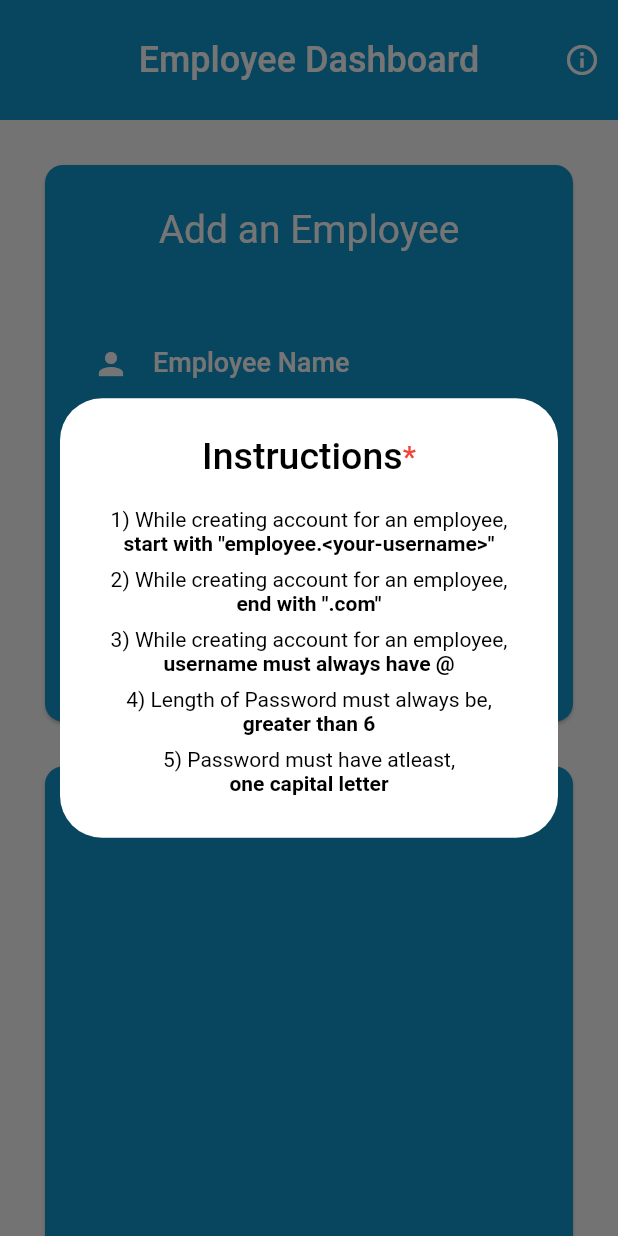
After one commit to saadbhaldar1212/Project-Guestify, a Flutter app: the EmployeeDashboard screen opened directly, after a tap on "Create", after a tap on the "info outline" icon, on a phone screen of 412 x 824 dp. The commit adds this screen. Run offline on Flutter 3.47's test engine with Material 2 defaults, Android fonts, the phone set to English and light mode, and no system bars; drawn by our look-alikes of firebase_database; our stand-ins replace firebase_auth, firebase_core, fluttertoast; accounts and stored records are empty; project files that could hold a hidden picture were left out.

Commit message:
Employee section done
- Go for seats/event section

```diff
--- a/lib/dashboard/bottomappbar_pages/employee_dashboard.dart
+++ b/lib/dashboard/bottomappbar_pages/employee_dashboard.dart
@@ -2,8 +2,9 @@ import 'package:firebase_auth/firebase_auth.dart';
 import 'package:firebase_database/firebase_database.dart';
 import 'package:firebase_database/ui/firebase_animated_list.dart';
 import 'package:flutter/material.dart';
-import 'package:guestify/utils/simple_dialog.dart';
 import 'package:guestify/utils/utility.dart';
+
+import '../../utils/simple_dialog/for_employee_dashboard.dart';
 
 class EmployeeDashboard extends StatefulWidget {
   const EmployeeDashboard({super.key, required this.title});
@@ -22,6 +23,37 @@ class _EmployeeDashboardState extends State<EmployeeDashboard> {
 
   final database = FirebaseDatabase.instance.ref();
   final FirebaseAuth _auth = FirebaseAuth.instance;
+
+  Future empSignIn() async {
+    showDialog(
+      context: context,
+      builder: (context) => const Center(
+        child: CircularProgressIndicator(),
+      ),
+    );
+
+    await _auth.createUserWithEmailAndPassword(
+      email: empName.text.trim(),
+      password: empPass.text.trim(),
+    );
+
+    // ignore: use_build_context_synchronously
+    Navigator.of(context).pop();
+  }
+
+  circularProgressionForEmployeeData() {
+    showDialog(
+      context: context,
+      builder: (context) => const Center(child: CircularProgressIndicator()),
+    );
+  }
+
+  @override
+  void dispose() {
+    super.dispose();
+    empName.dispose();
+    empPass.dispose();
+  }
 
   final FocusNode unitCodeCtrlFocusNode = FocusNode();
 
@@ -43,6 +75,17 @@ class _EmployeeDashboardState extends State<EmployeeDashboard> {
             fontSize: 24,
           ),
         ),
+        actions: [
+          IconButton(
+            onPressed: (() {
+              showDialog(
+                  context: context,
+                  builder: (context) =>
+                      const SimpleDialogForEmployeeDashboard());
+            }),
+            icon: const Icon(Icons.info_outline),
+          )
+        ],
       ),
       body: SingleChildScrollView(
         child: Column(
@@ -85,6 +128,9 @@ class _EmployeeDashboardState extends State<EmployeeDashboard> {
                                   keyboardType: TextInputType.emailAddress,
                                   autofocus: false,
                                   decoration: const InputDecoration(
+                                    errorStyle: TextStyle(
+                                      fontSize: 13,
+                                    ),
                                     contentPadding: EdgeInsets.all(20),
                                     prefixIcon: Icon(
                                       Icons.person,
@@ -99,6 +145,10 @@ class _EmployeeDashboardState extends State<EmployeeDashboard> {
                                       return 'Enter Employee Name';
                                     } else if (!value.contains('@')) {
                                       return 'Enter valid email address';
+                                    } else if (!value.startsWith('employee.')) {
+                                      return 'Create account using given instructions';
+                                    } else if (!value.endsWith('.com')) {
+                                      return 'Username should end with ".com"';
                                     }
                                     return null;
                                   },
@@ -117,6 +167,9 @@ class _EmployeeDashboardState extends State<EmployeeDashboard> {
                                   keyboardType: TextInputType.visiblePassword,
                                   autofocus: false,
                                   decoration: const InputDecoration(
+                                    errorStyle: TextStyle(
+                                      fontSize: 13,
+                                    ),
                                     prefixIcon: Icon(
                                       Icons.lock,
                                       color: Colors.white,
@@ -132,6 +185,10 @@ class _EmployeeDashboardState extends State<EmployeeDashboard> {
                                       return 'Employee Password';
                                     } else if (value.length < 6) {
                                       return 'Minimum length of password should be 6';
+                                    } else if (!value.contains(
+                                      RegExp(r'[A-Z]'),
+                                    )) {
+                                      return 'Password should contain atleast one Capital letter';
                                     }
                                     return null;
                                   },
@@ -142,17 +199,19 @@ class _EmployeeDashboardState extends State<EmployeeDashboard> {
                                 child: ElevatedButton(
                                   onPressed: (() {
                                     if (_formKey.currentState!.validate()) {
-                                      _auth
-                                          .createUserWithEmailAndPassword(
-                                              email: empName.text,
-                                              password: empPass.text)
-                                          .then((value) {
+                                      empSignIn().then((value) {
                                         empRef.push().set({
                                           "Employee Name": empName.text,
                                           "Employee Password": empPass.text
                                         });
                                         Utils().toastMessage(
                                             'Data inserted successfully');
+                                        empName.clear();
+                                        empPass.clear();
+                                        FocusScope.of(context)
+                                            .requestFocus(FocusNode());
+                                      }).onError((error, stackTrace) {
+                                        Utils().toastMessage(error.toString());
                                         empName.clear();
                                         empPass.clear();
                                         FocusScope.of(context)
@@ -175,6 +234,8 @@ class _EmployeeDashboardState extends State<EmployeeDashboard> {
                 ),
               ),
             ),
+            Stack(
+              children: [
                 Card(
                   margin: const EdgeInsets.only(
                     left: 30,
@@ -182,10 +243,14 @@ class _EmployeeDashboardState extends State<EmployeeDashboard> {
                   ),
                   color: const Color.fromARGB(255, 17, 150, 207),
                   child: SizedBox(
-                height: 250,
+                    height: 350,
                     child: Padding(
-                  padding: const EdgeInsets.symmetric(
-                      horizontal: 15.0, vertical: 15),
+                      padding: const EdgeInsets.only(
+                        left: 15.0,
+                        bottom: 15,
+                        right: 15,
+                        top: 75,
+                      ),
                       child: FirebaseAnimatedList(
                         shrinkWrap: true,
                         query: empRef,
@@ -199,30 +264,16 @@ class _EmployeeDashboardState extends State<EmployeeDashboard> {
                                     color: Colors.black, size: 40),
                               ),
                               title: Text(
-                              snapshot.child('Employee Name').value.toString()),
-                          subtitle: Text(snapshot
+                                snapshot
+                                    .child('Employee Name')
+                                    .value
+                                    .toString(),
+                              ),
+                              subtitle: Text(
+                                snapshot
                                     .child('Employee Password')
                                     .value
-                              .toString()),
-                          trailing: IconButton(
-                            onPressed: (() {
-                              database
-                                  .child(FirebaseAuth.instance.currentUser!.uid)
-                                  .remove()
-                                  .then((value) {
-                                showDialog(
-                                  context: context,
-                                  builder: (context) => const SDialog(
-                                      titleText:
-                                          'Employee Deleted Successfully'),
-                                );
-                              });
-                            }),
-                            icon: const Icon(
-                              Icons.delete,
-                              color: Colors.red,
-                              size: 35,
-                            ),
+                                    .toString(),
                               ),
                             ),
                           );
@@ -231,6 +282,23 @@ class _EmployeeDashboardState extends State<EmployeeDashboard> {
                     ),
                   ),
                 ),
+                Row(
+                  mainAxisAlignment: MainAxisAlignment.center,
+                  children: const [
+                    Padding(
+                      padding: EdgeInsets.all(18.0),
+                      child: Text(
+                        'Employee Data',
+                        style: TextStyle(
+                          fontSize: 25,
+                          color: Colors.white,
+                        ),
+                      ),
+                    )
+                  ],
+                ),
+              ],
+            ),
           ],
         ),
       ),
--- a/lib/main.dart
+++ b/lib/main.dart
@@ -22,6 +22,7 @@ class MyApp extends StatelessWidget {
   @override
   Widget build(BuildContext context) {
     return MaterialApp(
+      debugShowCheckedModeBanner: false,
       theme: ThemeData(
         fontFamily: 'Urbanist',
         primaryColor: const Color.fromRGBO(19, 159, 219, 10),
--- /dev/null
+++ b/lib/utils/simple_dialog/for_employee_dashboard.dart
@@ -0,0 +1,143 @@
+import 'package:flutter/material.dart';
+
+class SimpleDialogForEmployeeDashboard extends StatelessWidget {
+  const SimpleDialogForEmployeeDashboard({super.key});
+
+  @override
+  Widget build(BuildContext context) {
+    return SimpleDialog(
+      contentPadding: const EdgeInsets.all(20),
+      title: Row(
+        mainAxisAlignment: MainAxisAlignment.center,
+        children: const [
+          Text(
+            'Instructions',
+            style: TextStyle(
+              color: Colors.black,
+              fontSize: 25,
+            ),
+          ),
+          Text(
+            '*',
+            style: TextStyle(
+              color: Colors.red,
+            ),
+          )
+        ],
+      ),
+      children: [
+        Column(
+          mainAxisAlignment: MainAxisAlignment.start,
+          children: [
+            Padding(
+              padding: const EdgeInsets.only(bottom: 8.0),
+              child: Column(
+                mainAxisAlignment: MainAxisAlignment.start,
+                children: const [
+                  Text(
+                    '1) While creating account for an employee,',
+                    style: TextStyle(
+                      color: Colors.black,
+                    ),
+                  ),
+                  Text(
+                    'start with "employee.<your-username>"',
+                    style: TextStyle(
+                      fontSize: 14,
+                      fontWeight: FontWeight.bold,
+                      color: Colors.black,
+                    ),
+                  )
+                ],
+              ),
+            ),
+            Padding(
+              padding: const EdgeInsets.only(bottom: 8.0),
+              child: Column(
+                children: const [
+                  Text(
+                    '2) While creating account for an employee,',
+                    style: TextStyle(
+                      color: Colors.black,
+                    ),
+                  ),
+                  Text(
+                    'end with ".com"',
+                    style: TextStyle(
+                      fontSize: 14,
+                      fontWeight: FontWeight.bold,
+                      color: Colors.black,
+                    ),
+                  )
+                ],
+              ),
+            ),
+            Padding(
+              padding: const EdgeInsets.only(bottom: 8.0),
+              child: Column(
+                children: const [
+                  Text(
+                    '3) While creating account for an employee,',
+                    style: TextStyle(
+                      color: Colors.black,
+                    ),
+                  ),
+                  Text(
+                    'username must always have @',
+                    style: TextStyle(
+                      fontSize: 14,
+                      fontWeight: FontWeight.bold,
+                      color: Colors.black,
+                    ),
+                  )
+                ],
+              ),
+            ),
+            Padding(
+              padding: const EdgeInsets.only(bottom: 8.0),
+              child: Column(
+                children: const [
+                  Text(
+                    '4) Length of Password must always be,',
+                    style: TextStyle(
+                      color: Colors.black,
+                    ),
+                  ),
+                  Text(
+                    'greater than 6',
+                    style: TextStyle(
+                      fontSize: 14,
+                      fontWeight: FontWeight.bold,
+                      color: Colors.black,
+                    ),
+                  )
+                ],
+              ),
+            ),
+            Padding(
+              padding: const EdgeInsets.only(bottom: 8.0),
+              child: Column(
+                children: const [
+                  Text(
+                    '5) Password must have atleast,',
+                    style: TextStyle(
+                      color: Colors.black,
+                    ),
+                  ),
+                  Text(
+                    'one capital letter',
+                    style: TextStyle(
+                      fontSize: 14,
+                      fontWeight: FontWeight.bold,
+                      color: Colors.black,
+                    ),
+                  )
+                ],
+              ),
+            ),
+          ],
+        ),
+      ],
+    );
+  }
+}
```
Also changed, not shown: lib/home/employee_home.dart (+22 -0 lines), lib/login/admin_login.dart (+25 -6 lines), lib/login/employee_login.dart (+29 -5 lines). Lines whose indentation alone changed are shown as unchanged.
